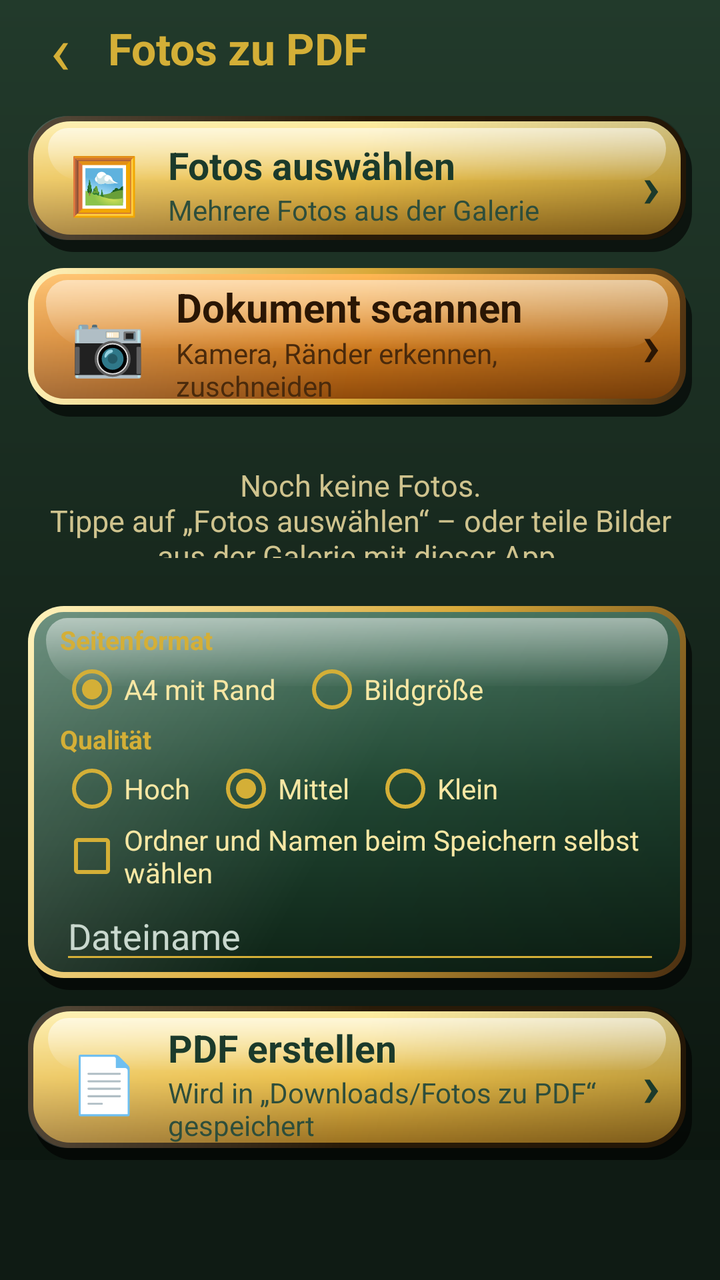
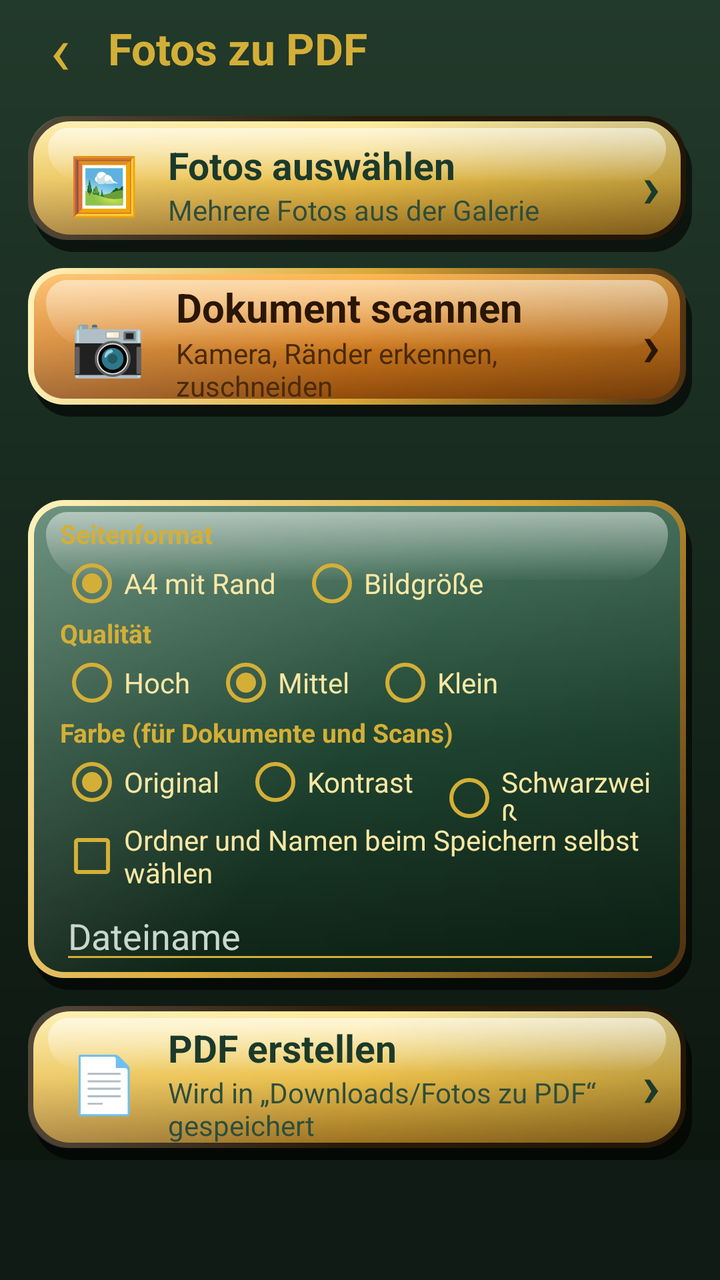

Before-and-after screenshots of an Android layout around one commit, followed by the original layout XML and the change that was made.
<!-- AndroidManifest.xml: application theme Theme.FotosZuPdf -->
<!-- res/layout/activity_pdf.xml -->
<?xml version="1.0" encoding="utf-8"?>
<LinearLayout xmlns:android="http://schemas.android.com/apk/res/android"
    android:id="@+id/root"
    android:layout_width="match_parent"
    android:layout_height="match_parent"
    android:background="@drawable/bg_screen"
    android:orientation="vertical">

    <LinearLayout
        android:layout_width="match_parent"
        android:layout_height="wrap_content"
        android:gravity="center_vertical"
        android:orientation="horizontal"
        android:paddingStart="6dp"
        android:paddingEnd="14dp">

        <TextView
            android:id="@+id/btnBack"
            android:layout_width="48dp"
            android:layout_height="48dp"
            android:contentDescription="Zurück"
            android:gravity="center"
            android:text="‹"
            android:textColor="@color/gold"
            android:textSize="34sp" />

        <TextView
            android:layout_width="wrap_content"
            android:layout_height="wrap_content"
            android:text="Fotos zu PDF"
            android:textColor="@color/gold"
            android:textSize="22sp"
            android:textStyle="bold" />
    </LinearLayout>

    <LinearLayout
        android:id="@+id/btnAdd"
        android:layout_width="match_parent"
        android:layout_height="wrap_content"
        android:layout_marginStart="14dp"
        android:layout_marginTop="10dp"
        android:layout_marginEnd="14dp"
        android:background="@drawable/bg_btn_gold"
        android:clickable="true"
        android:focusable="true"
        android:gravity="center_vertical"
        android:minHeight="68dp"
        android:orientation="horizontal"
        android:paddingStart="16dp"
        android:paddingTop="8dp"
        android:paddingEnd="16dp"
        android:paddingBottom="8dp">

        <TextView
            android:layout_width="44dp"
            android:layout_height="wrap_content"
            android:gravity="center"
            android:text="🖼️"
            android:textSize="28sp" />

        <LinearLayout
            android:layout_width="0dp"
            android:layout_height="wrap_content"
            android:layout_weight="1"
            android:orientation="vertical"
            android:paddingStart="10dp">

            <TextView
                android:layout_width="wrap_content"
                android:layout_height="wrap_content"
                android:text="Fotos auswählen"
                android:textColor="@color/auf_gold"
                android:textSize="19sp"
                android:textStyle="bold" />

            <TextView
                android:id="@+id/tvCount"
                android:layout_width="wrap_content"
                android:layout_height="wrap_content"
                android:text="Mehrere Fotos aus der Galerie"
                android:textColor="@color/auf_gold_sub"
                android:textSize="14sp" />
        </LinearLayout>

        <TextView
            android:layout_width="wrap_content"
            android:layout_height="wrap_content"
            android:text="›"
            android:textColor="@color/auf_gold"
            android:textSize="30sp"
            android:textStyle="bold" />
    </LinearLayout>

    <LinearLayout
        android:id="@+id/btnScan"
        android:layout_width="match_parent"
        android:layout_height="wrap_content"
        android:layout_marginStart="14dp"
        android:layout_marginTop="8dp"
        android:layout_marginEnd="14dp"
        android:background="@drawable/bg_tile_ocker"
        android:clickable="true"
        android:focusable="true"
        android:gravity="center_vertical"
        android:minHeight="60dp"
        android:orientation="horizontal"
        android:paddingStart="16dp"
        android:paddingTop="6dp"
        android:paddingEnd="16dp"
        android:paddingBottom="6dp">

        <TextView
            android:layout_width="48dp"
            android:layout_height="wrap_content"
            android:gravity="center"
            android:text="📷"
            android:textSize="30sp" />

        <LinearLayout
            android:layout_width="0dp"
            android:layout_height="wrap_content"
            android:layout_weight="1"
            android:orientation="vertical"
            android:paddingStart="10dp">

            <TextView
                android:layout_width="wrap_content"
                android:layout_height="wrap_content"
                android:text="Dokument scannen"
                android:textColor="#2A1604"
                android:textSize="20sp"
                android:textStyle="bold" />

            <TextView
                android:layout_width="wrap_content"
                android:layout_height="wrap_content"
                android:text="Kamera, Ränder erkennen, zuschneiden"
                android:textColor="#4A2A0C"
                android:textSize="14sp" />
        </LinearLayout>

        <TextView
            android:layout_width="wrap_content"
            android:layout_height="wrap_content"
            android:text="›"
            android:textColor="#2A1604"
            android:textSize="30sp"
            android:textStyle="bold" />
    </LinearLayout>

    <FrameLayout
        android:layout_width="match_parent"
        android:layout_height="0dp"
        android:layout_weight="1">

        <androidx.recyclerview.widget.RecyclerView
            android:id="@+id/rvPhotos"
            android:layout_width="match_parent"
            android:layout_height="match_parent"
            android:clipToPadding="false"
            android:paddingStart="14dp"
            android:paddingEnd="14dp" />

        <TextView
            android:id="@+id/tvEmpty"
            android:layout_width="match_parent"
            android:layout_height="wrap_content"
            android:layout_gravity="center"
            android:gravity="center"
            android:padding="24dp"
            android:text="Noch keine Fotos.\nTippe auf „Fotos auswählen“ – oder teile Bilder aus der Galerie mit dieser App."
            android:textColor="@color/text_gedimmt"
            android:textSize="15sp" />
    </FrameLayout>

    <LinearLayout
        android:layout_width="match_parent"
        android:layout_height="wrap_content"
        android:layout_marginStart="14dp"
        android:layout_marginEnd="14dp"
        android:background="@drawable/bg_tile_gruen"
        android:orientation="vertical"
        android:paddingStart="16dp"
        android:paddingTop="8dp"
        android:paddingEnd="16dp"
        android:paddingBottom="8dp">

        <TextView
            android:layout_width="wrap_content"
            android:layout_height="wrap_content"
            android:text="Seitenformat"
            android:textColor="@color/gold"
            android:textSize="13sp"
            android:textStyle="bold" />

        <RadioGroup
            android:id="@+id/rgFormat"
            android:layout_width="match_parent"
            android:layout_height="wrap_content"
            android:orientation="horizontal">

            <RadioButton
                android:id="@+id/rbA4"
                android:layout_width="wrap_content"
                android:layout_height="wrap_content"
                android:buttonTint="@color/gold"
                android:checked="true"
                android:text="A4 mit Rand"
                android:textColor="@color/text_hell" />

            <RadioButton
                android:id="@+id/rbOriginal"
                android:layout_width="wrap_content"
                android:layout_height="wrap_content"
                android:layout_marginStart="12dp"
                android:buttonTint="@color/gold"
                android:text="Bildgröße"
                android:textColor="@color/text_hell" />
        </RadioGroup>

        <TextView
            android:layout_width="wrap_content"
            android:layout_height="wrap_content"
            android:text="Qualität"
            android:textColor="@color/gold"
            android:textSize="13sp"
            android:textStyle="bold" />

        <RadioGroup
            android:id="@+id/rgQuality"
            android:layout_width="match_parent"
            android:layout_height="wrap_content"
            android:orientation="horizontal">

            <RadioButton
                android:id="@+id/rbHigh"
                android:layout_width="wrap_content"
                android:layout_height="wrap_content"
                android:buttonTint="@color/gold"
                android:text="Hoch"
                android:textColor="@color/text_hell" />

            <RadioButton
                android:id="@+id/rbMid"
                android:layout_width="wrap_content"
                android:layout_height="wrap_content"
                android:layout_marginStart="12dp"
                android:buttonTint="@color/gold"
                android:checked="true"
                android:text="Mittel"
                android:textColor="@color/text_hell" />

            <RadioButton
                android:id="@+id/rbLow"
                android:layout_width="wrap_content"
                android:layout_height="wrap_content"
                android:layout_marginStart="12dp"
                android:buttonTint="@color/gold"
                android:text="Klein"
                android:textColor="@color/text_hell" />
        </RadioGroup>

        <CheckBox
            android:id="@+id/cbAsk"
            android:layout_width="wrap_content"
            android:layout_height="wrap_content"
            android:buttonTint="@color/gold"
            android:text="Ordner und Namen beim Speichern selbst wählen"
            android:textColor="@color/text_hell"
            android:textSize="14sp" />

        <EditText
            android:id="@+id/etName"
            android:layout_width="match_parent"
            android:layout_height="wrap_content"
            android:backgroundTint="@color/gold"
            android:hint="Dateiname"
            android:imeOptions="actionDone"
            android:inputType="text"
            android:maxLines="1"
            android:textColor="@color/text_hell"
            android:textColorHint="#C9D8CE" />
    </LinearLayout>

    <LinearLayout
        android:id="@+id/btnCreate"
        android:layout_width="match_parent"
        android:layout_height="wrap_content"
        android:layout_marginStart="14dp"
        android:layout_marginTop="8dp"
        android:layout_marginEnd="14dp"
        android:background="@drawable/bg_btn_gold"
        android:clickable="true"
        android:focusable="true"
        android:gravity="center_vertical"
        android:minHeight="68dp"
        android:orientation="horizontal"
        android:paddingStart="16dp"
        android:paddingTop="8dp"
        android:paddingEnd="16dp"
        android:paddingBottom="8dp">

        <TextView
            android:layout_width="44dp"
            android:layout_height="wrap_content"
            android:gravity="center"
            android:text="📄"
            android:textSize="28sp" />

        <LinearLayout
            android:layout_width="0dp"
            android:layout_height="wrap_content"
            android:layout_weight="1"
            android:orientation="vertical"
            android:paddingStart="10dp">

            <TextView
                android:layout_width="wrap_content"
                android:layout_height="wrap_content"
                android:text="PDF erstellen"
                android:textColor="@color/auf_gold"
                android:textSize="19sp"
                android:textStyle="bold" />

            <TextView
                android:layout_width="wrap_content"
                android:layout_height="wrap_content"
                android:text="Wird in „Downloads/Fotos zu PDF“ gespeichert"
                android:textColor="@color/auf_gold_sub"
                android:textSize="14sp" />
        </LinearLayout>

        <TextView
            android:layout_width="wrap_content"
            android:layout_height="wrap_content"
            android:text="›"
            android:textColor="@color/auf_gold"
            android:textSize="30sp"
            android:textStyle="bold" />
    </LinearLayout>

    <LinearLayout
        android:id="@+id/rowResult"
        android:layout_width="match_parent"
        android:layout_height="wrap_content"
        android:layout_marginStart="14dp"
        android:layout_marginTop="4dp"
        android:layout_marginEnd="14dp"
        android:orientation="horizontal"
        android:visibility="gone">

        <LinearLayout
            android:id="@+id/btnSend"
            android:layout_width="0dp"
            android:layout_height="wrap_content"
            android:layout_marginEnd="6dp"
            android:layout_weight="1"
            android:background="@drawable/bg_tile_ocker"
            android:clickable="true"
            android:focusable="true"
            android:gravity="center"
            android:minHeight="60dp"
            android:orientation="horizontal"
            android:paddingStart="8dp"
            android:paddingEnd="8dp">

            <TextView
                android:layout_width="wrap_content"
                android:layout_height="wrap_content"
                android:text="📤"
                android:textSize="24sp" />

            <TextView
                android:layout_width="wrap_content"
                android:layout_height="wrap_content"
                android:paddingStart="8dp"
                android:text="Senden an …"
                android:textColor="#2A1604"
                android:textSize="17sp"
                android:textStyle="bold" />
        </LinearLayout>

        <LinearLayout
            android:id="@+id/btnPrint"
            android:layout_width="0dp"
            android:layout_height="wrap_content"
            android:layout_marginStart="6dp"
            android:layout_weight="1"
            android:background="@drawable/bg_tile_braun"
            android:clickable="true"
            android:focusable="true"
            android:gravity="center"
            android:minHeight="60dp"
            android:orientation="horizontal"
            android:paddingStart="8dp"
            android:paddingEnd="8dp">

            <TextView
                android:layout_width="wrap_content"
                android:layout_height="wrap_content"
                android:text="🖨"
                android:textSize="24sp" />

            <TextView
                android:layout_width="wrap_content"
                android:layout_height="wrap_content"
                android:paddingStart="8dp"
                android:text="Drucken"
                android:textColor="@color/text_hell"
                android:textSize="17sp"
                android:textStyle="bold" />
        </LinearLayout>
    </LinearLayout>

    <ProgressBar
        android:id="@+id/progress"
        style="?android:attr/progressBarStyleHorizontal"
        android:layout_width="match_parent"
        android:layout_height="wrap_content"
        android:layout_marginStart="20dp"
        android:layout_marginTop="4dp"
        android:layout_marginEnd="20dp"
        android:progressTint="@color/gold"
        android:visibility="gone" />

    <FrameLayout
        android:id="@+id/adContainer"
        android:layout_width="match_parent"
        android:layout_height="wrap_content"
        android:background="@drawable/bg_ad"
        android:minHeight="60dp" />
</LinearLayout>
<!-- resources referenced by this layout -->
<resources>
  <color name="auf_gold">#1B3A2B</color>
  <color name="auf_gold_sub">#2E4E3B</color>
  <color name="gold">#D4AF37</color>
  <color name="text_gedimmt">#CFC38E</color>
  <color name="text_hell">#F8E7A4</color>
  <!-- drawable bg_ad (drawable) -->
  <?xml version="1.0" encoding="utf-8"?>
  <shape xmlns:android="http://schemas.android.com/apk/res/android"
      android:shape="rectangle">
      <solid android:color="@color/tanne_dunkel" />
  </shape>
  <!-- drawable bg_btn_gold (drawable) -->
  <?xml version="1.0" encoding="utf-8"?>
  <ripple xmlns:android="http://schemas.android.com/apk/res/android"
      android:color="#66FFFFFF">
      <item>
          <layer-list>
              <item android:left="3dp" android:top="7dp">
                  <shape android:shape="rectangle">
                      <solid android:color="#99000000" />
                      <corners android:radius="20dp" />
                  </shape>
              </item>
              <item android:bottom="6dp" android:right="3dp">
                  <shape android:shape="rectangle">
                      <gradient android:angle="270" android:startColor="#FFF0A8" android:centerColor="#EBC04A" android:endColor="#9A7020" />
                      <stroke android:width="2.5dp" android:color="#2A1B08" />
                      <corners android:radius="20dp" />
                  </shape>
              </item>
              <item android:bottom="6dp" android:right="3dp" android:left="0dp" android:top="0dp">
                  <shape android:shape="rectangle">
                      <gradient android:angle="315" android:startColor="#33FFFFFF" android:centerColor="#00FFFFFF" android:endColor="#33000000" />
                      <corners android:radius="20dp" />
                  </shape>
              </item>
              <item android:height="26dp" android:left="10dp" android:right="13dp" android:top="6dp">
                  <shape android:shape="rectangle">
                      <gradient android:angle="270" android:startColor="#99FFFFFF" android:endColor="#08FFFFFF" />
                      <corners android:topLeftRadius="14dp" android:topRightRadius="14dp" android:bottomLeftRadius="22dp" android:bottomRightRadius="22dp" />
                  </shape>
              </item>
          </layer-list>
      </item>
  </ripple>
  <!-- drawable bg_screen (drawable) -->
  <?xml version="1.0" encoding="utf-8"?>
  <shape xmlns:android="http://schemas.android.com/apk/res/android"
      android:shape="rectangle">
      <gradient
          android:angle="270"
          android:endColor="#0A130D"
          android:startColor="#223A2B" />
  </shape>
  <!-- drawable bg_tile_braun: vector/xml drawable (drawable, 2060 chars, omitted) -->
  <!-- drawable bg_tile_gruen: vector/xml drawable (drawable, 2060 chars, omitted) -->
  <!-- drawable bg_tile_ocker: vector/xml drawable (drawable, 2060 chars, omitted) -->
  <style name="Theme.FotosZuPdf" parent="Theme.AppCompat.NoActionBar">
          <item name="android:windowBackground">@drawable/bg_screen</item>
          <item name="android:textColor">@color/text_hell</item>
          <item name="colorAccent">@color/gold</item>
          <item name="colorPrimary">@color/tanne</item>
          <item name="colorPrimaryDark">@color/tanne_dunkel</item>
          <item name="android:statusBarColor">@color/tanne</item>
          <item name="android:navigationBarColor">@color/tanne_dunkel</item>
          <item name="android:windowLightStatusBar">false</item>
      </style>
  <color name="tanne_dunkel">#0F1B14</color>
  <color name="tanne">#1A2C20</color>
</resources>

<!-- the commit's change to res/layout/activity_pdf.xml (unified diff, before → after) -->
@@ -260,6 +260,48 @@
                 android:textColor="@color/text_hell" />
         </RadioGroup>
 
+        <TextView
+            android:layout_width="wrap_content"
+            android:layout_height="wrap_content"
+            android:text="Farbe (für Dokumente und Scans)"
+            android:textColor="@color/gold"
+            android:textSize="13sp"
+            android:textStyle="bold" />
+
+        <RadioGroup
+            android:id="@+id/rgFilter"
+            android:layout_width="match_parent"
+            android:layout_height="wrap_content"
+            android:orientation="horizontal">
+
+            <RadioButton
+                android:id="@+id/rbFilterOrig"
+                android:layout_width="wrap_content"
+                android:layout_height="wrap_content"
+                android:buttonTint="@color/gold"
+                android:checked="true"
+                android:text="Original"
+                android:textColor="@color/text_hell" />
+
+            <RadioButton
+                android:id="@+id/rbFilterContrast"
+                android:layout_width="wrap_content"
+                android:layout_height="wrap_content"
+                android:layout_marginStart="12dp"
+                android:buttonTint="@color/gold"
+                android:text="Kontrast"
+                android:textColor="@color/text_hell" />
+
+            <RadioButton
+                android:id="@+id/rbFilterBw"
+                android:layout_width="wrap_content"
+                android:layout_height="wrap_content"
+                android:layout_marginStart="12dp"
+                android:buttonTint="@color/gold"
+                android:text="Schwarzweiß"
+                android:textColor="@color/text_hell" />
+        </RadioGroup>
+
         <CheckBox
             android:id="@+id/cbAsk"
             android:layout_width="wrap_content"
